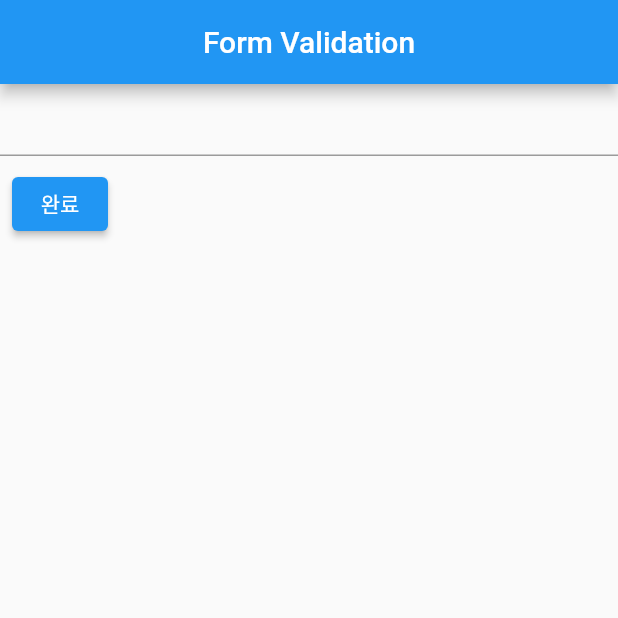
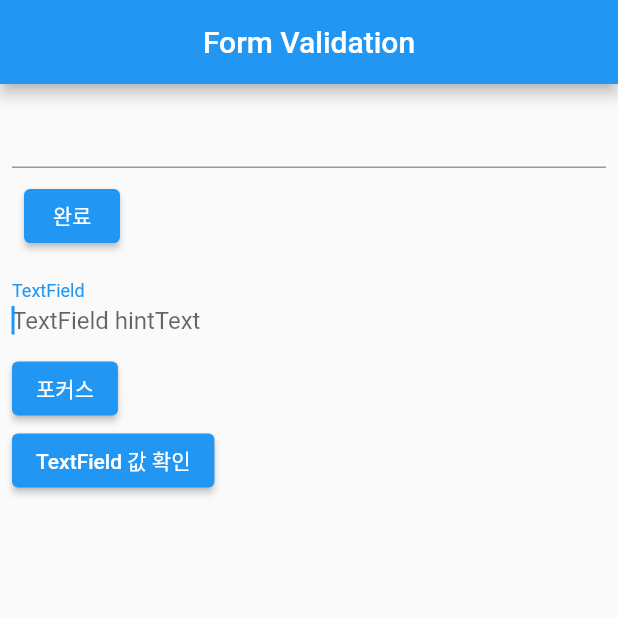
Before and after one commit to jaehee21232/TestApp, a Flutter app: the FormValidation screen opened directly, on a phone screen of 412 x 824 dp, the top half of it. Run offline on Flutter 3.47's test engine with Material 2 defaults, Android fonts, the phone set to English and light mode, and no system bars; our stand-ins replace cloud_firestore, firebase_auth, firebase_core, introduction_screen, like_button; missing offline and left inert: cloud_firestore_web, firebase_auth_web, firebase_core_web; accounts and stored records are empty.

Commit message:
TextField 추가

```diff
--- a/lib/page/Form_Validation.dart
+++ b/lib/page/Form_Validation.dart
@@ -10,6 +10,22 @@ class FormValidation extends StatefulWidget {
 class _FormValidationState extends State<FormValidation> {
   final _formKey = GlobalKey<FormState>();
   //<FormState>를 쓰면 Form에서 쓸수있는 키가됨
+  late FocusNode nameFocusNode;
+  final nameController = TextEditingController();
+
+  @override
+  void initState() {
+    // TODO: implement initState
+    super.initState();
+    nameFocusNode = FocusNode();
+  }
+
+  @override
+  void dispose() {
+    nameFocusNode.dispose();
+    nameController.dispose();
+    super.dispose();
+  }
 
   @override
   Widget build(BuildContext context) {
@@ -18,7 +34,9 @@ class _FormValidationState extends State<FormValidation> {
         title: const Text("Form Validation"),
         centerTitle: true,
       ),
-      body: Form(
+      body: Padding(
+        padding: const EdgeInsets.all(8.0),
+        child: Form(
             key: _formKey,
             child: Column(
               crossAxisAlignment: CrossAxisAlignment.start,
@@ -41,9 +59,41 @@ class _FormValidationState extends State<FormValidation> {
                         }
                       }),
                       child: const Text("완료")),
+                ),
+                TextField(
+                  controller: nameController,
+                  onChanged: (value) {
+                    print(value);
+                  },
+                  focusNode: nameFocusNode,
+                  autofocus: true,
+                  decoration: const InputDecoration(
+                      hintText: "TextField hintText",
+                      border: InputBorder.none,
+                      labelText: "TextField"),
+                ),
+                ElevatedButton(
+                  onPressed: (() {
+                    FocusScope.of(context).requestFocus(nameFocusNode);
+                  }),
+                  child: Text("포커스"),
+                ),
+                ElevatedButton(
+                  onPressed: (() {
+                    showDialog(
+                      context: context,
+                      builder: (context) {
+                        return AlertDialog(
+                          content: Text(nameController.text),
+                        );
+                      },
+                    );
+                  }),
+                  child: Text("TextField 값 확인"),
                 )
               ],
             )),
+      ),
     );
   }
 }
```
Lines whose indentation alone changed are shown as unchanged.
